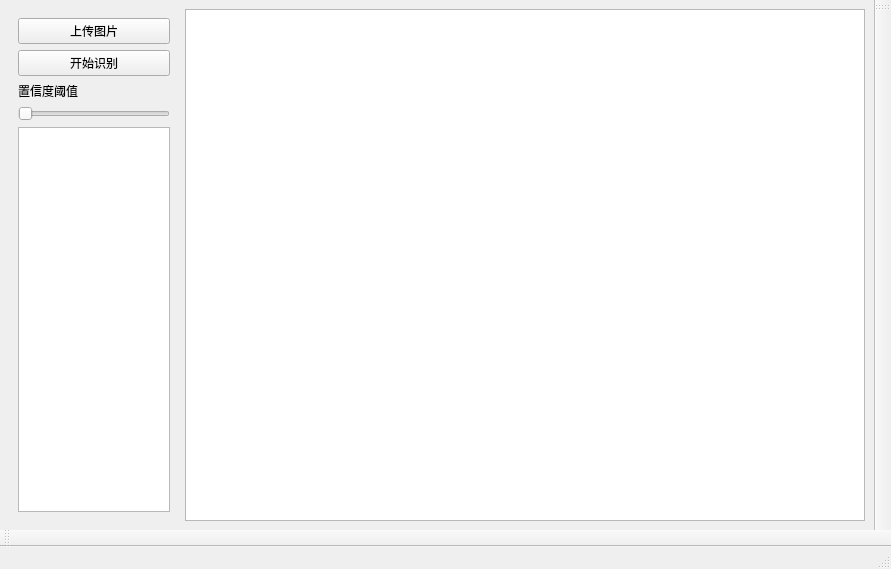
Old version of the form src/mainwindow.ui in the repository codeWenWang/YOLODeploy.
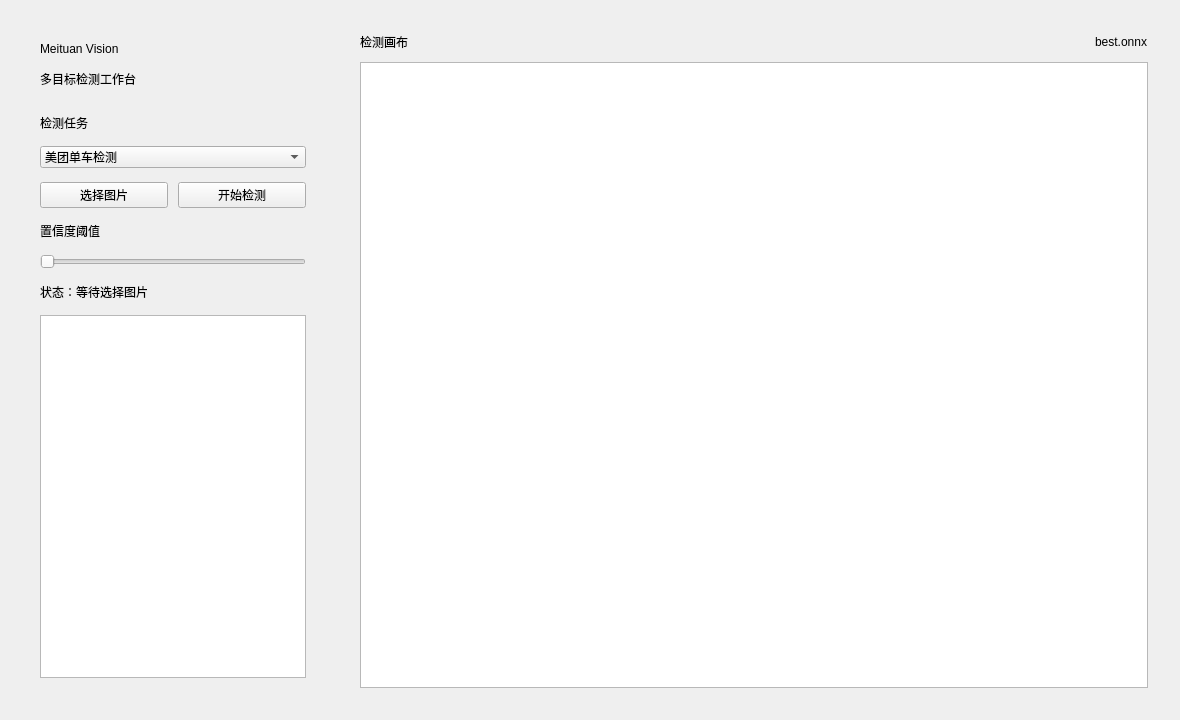
New version of the form.

Commit message: feat: 优化 Qt 检测工作台的用户界面与美团单车检测标注体验

The edit to the form file:
```diff
--- a/src/mainwindow.ui
+++ b/src/mainwindow.ui
@@ -6,94 +6,226 @@
    <rect>
     <x>0</x>
     <y>0</y>
-    <width>891</width>
-    <height>569</height>
+    <width>1180</width>
+    <height>720</height>
    </rect>
   </property>
+  <property name="minimumSize">
+   <size>
+    <width>980</width>
+    <height>620</height>
+   </size>
+  </property>
   <property name="windowTitle">
    <string>MainWindow</string>
   </property>
   <widget class="QWidget" name="centralwidget">
-   <layout class="QHBoxLayout" name="horizontalLayout" stretch="1,4">
+   <layout class="QHBoxLayout" name="mainLayout" stretch="0,1">
+    <property name="spacing">
+     <number>18</number>
+    </property>
+    <property name="leftMargin">
+     <number>18</number>
+    </property>
+    <property name="topMargin">
+     <number>18</number>
+    </property>
+    <property name="rightMargin">
+     <number>18</number>
+    </property>
+    <property name="bottomMargin">
+     <number>18</number>
+    </property>
     <item>
      <widget class="QWidget" name="leftPanel" native="true">
-      <layout class="QVBoxLayout" name="verticalLayout_2">
+      <property name="minimumSize">
+       <size>
+        <width>310</width>
+        <height>0</height>
+       </size>
+      </property>
+      <property name="maximumSize">
+       <size>
+        <width>360</width>
+        <height>16777215</height>
+       </size>
+      </property>
+      <layout class="QVBoxLayout" name="leftLayout">
+       <property name="spacing">
+        <number>14</number>
+       </property>
+       <property name="leftMargin">
+        <number>22</number>
+       </property>
+       <property name="topMargin">
+        <number>24</number>
+       </property>
+       <property name="rightMargin">
+        <number>22</number>
+       </property>
+       <property name="bottomMargin">
+        <number>24</number>
+       </property>
        <item>
-        <layout class="QVBoxLayout" name="verticalLayout">
+        <widget class="QLabel" name="labelAppTitle">
+         <property name="text">
+          <string>Meituan Vision</string>
+         </property>
+        </widget>
+       </item>
+       <item>
+        <widget class="QLabel" name="labelSubtitle">
+         <property name="text">
+          <string>多目标检测工作台</string>
+         </property>
+        </widget>
+       </item>
+       <item>
+        <spacer name="topSpacer">
+         <property name="orientation">
+          <enum>Qt::Orientation::Vertical</enum>
+         </property>
+         <property name="sizeType">
+          <enum>QSizePolicy::Policy::Fixed</enum>
+         </property>
+         <property name="sizeHint" stdset="0">
+          <size>
+           <width>20</width>
+           <height>12</height>
+          </size>
+         </property>
+        </spacer>
+       </item>
+       <item>
+        <widget class="QLabel" name="labelTask">
+         <property name="text">
+          <string>检测任务</string>
+         </property>
+        </widget>
+       </item>
+       <item>
+        <widget class="QComboBox" name="comboTarget">
+         <item>
+          <property name="text">
+           <string>美团单车检测</string>
+          </property>
+         </item>
+         <item>
+          <property name="text">
+           <string>更多目标类型（预留）</string>
+          </property>
+         </item>
+        </widget>
+       </item>
+       <item>
+        <layout class="QHBoxLayout" name="buttonLayout">
+         <property name="spacing">
+          <number>10</number>
+         </property>
          <item>
           <widget class="QPushButton" name="btnUpload">
            <property name="text">
-            <string>上传图片</string>
+            <string>选择图片</string>
            </property>
           </widget>
          </item>
          <item>
           <widget class="QPushButton" name="btnDetect">
            <property name="text">
-            <string>开始识别</string>
+            <string>开始检测</string>
            </property>
           </widget>
          </item>
+        </layout>
+       </item>
+       <item>
+        <widget class="QLabel" name="labelConf">
+         <property name="text">
+          <string>置信度阈值</string>
+         </property>
+        </widget>
+       </item>
+       <item>
+        <widget class="QSlider" name="sliderConf">
+         <property name="orientation">
+          <enum>Qt::Orientation::Horizontal</enum>
+         </property>
+        </widget>
+       </item>
+       <item>
+        <widget class="QLabel" name="labelStatus">
+         <property name="text">
+          <string>状态：等待选择图片</string>
+         </property>
+        </widget>
+       </item>
+       <item>
+        <widget class="QTextEdit" name="textEditInfo">
+         <property name="readOnly">
+          <bool>true</bool>
+         </property>
+        </widget>
+       </item>
+      </layout>
+     </widget>
+    </item>
+    <item>
+     <widget class="QWidget" name="imagePanel" native="true">
+      <layout class="QVBoxLayout" name="imageLayout">
+       <property name="spacing">
+        <number>10</number>
+       </property>
+       <property name="leftMargin">
+        <number>14</number>
+       </property>
+       <property name="topMargin">
+        <number>14</number>
+       </property>
+       <property name="rightMargin">
+        <number>14</number>
+       </property>
+       <property name="bottomMargin">
+        <number>14</number>
+       </property>
+       <item>
+        <layout class="QHBoxLayout" name="viewportHeader">
          <item>
-          <widget class="QLabel" name="label">
+          <widget class="QLabel" name="labelViewportTitle">
            <property name="text">
-            <string>置信度阈值</string>
+            <string>检测画布</string>
            </property>
           </widget>
          </item>
          <item>
-          <widget class="QSlider" name="sliderConf">
+          <spacer name="viewportHeaderSpacer">
            <property name="orientation">
             <enum>Qt::Orientation::Horizontal</enum>
            </property>
-          </widget>
+           <property name="sizeHint" stdset="0">
+            <size>
+             <width>40</width>
+             <height>20</height>
+            </size>
+           </property>
+          </spacer>
          </item>
          <item>
-          <widget class="QTextEdit" name="textEditInfo"/>
+          <widget class="QLabel" name="labelModelBadge">
+           <property name="text">
+            <string>best.onnx</string>
+           </property>
+          </widget>
          </item>
         </layout>
        </item>
+       <item>
+        <widget class="QGraphicsView" name="graphicsView"/>
+       </item>
       </layout>
      </widget>
     </item>
-    <item>
-     <widget class="QGraphicsView" name="graphicsView"/>
-    </item>
    </layout>
   </widget>
-  <widget class="QMenuBar" name="menubar">
-   <property name="geometry">
-    <rect>
-     <x>0</x>
-     <y>0</y>
-     <width>891</width>
-     <height>33</height>
-    </rect>
-   </property>
-  </widget>
-  <widget class="QStatusBar" name="statusbar"/>
-  <widget class="QToolBar" name="toolBar">
-   <property name="windowTitle">
-    <string>toolBar</string>
-   </property>
-   <attribute name="toolBarArea">
-    <enum>BottomToolBarArea</enum>
-   </attribute>
-   <attribute name="toolBarBreak">
-    <bool>false</bool>
-   </attribute>
-  </widget>
-  <widget class="QToolBar" name="toolBar_2">
-   <property name="windowTitle">
-    <string>toolBar_2</string>
-   </property>
-   <attribute name="toolBarArea">
-    <enum>RightToolBarArea</enum>
-   </attribute>
-   <attribute name="toolBarBreak">
-    <bool>false</bool>
-   </attribute>
-  </widget>
  </widget>
  <resources/>
  <connections/>
```
Left out of the diff: 2 changed lines with no effect on the pictures. The commit also changes 4 other files.
